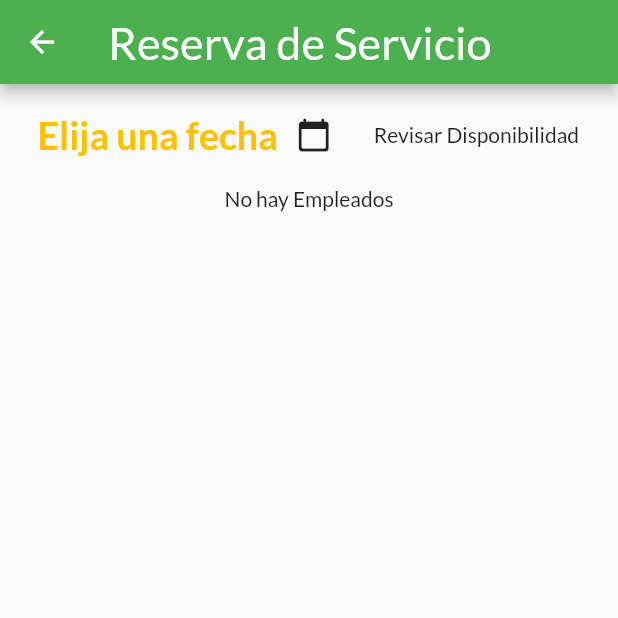
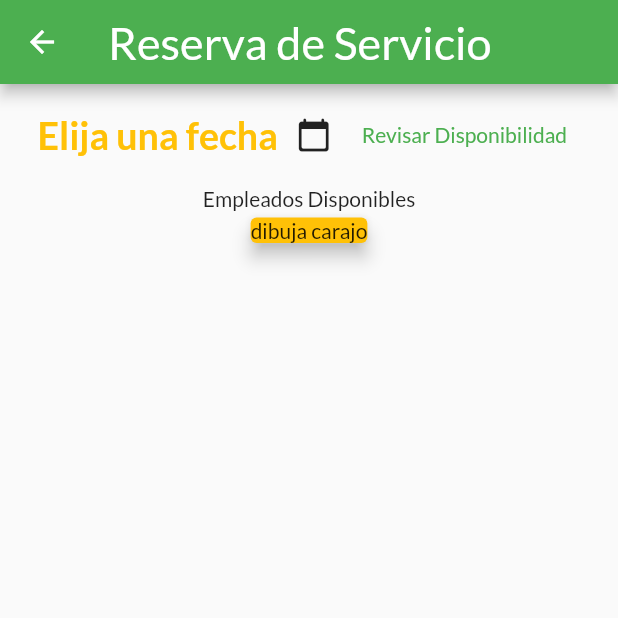
Before and after one commit to mahNugga/appcarofinal, a Flutter app: the ReservaScreen screen opened by its route, on a phone screen of 412 x 824 dp, the top half of it. Run offline on Flutter 3.47's test engine with Material 2 defaults, Android fonts, the phone set to English and light mode, and no system bars; missing offline and left inert: dart:html; network calls fail.

Commit message:
button error

```diff
--- a/lib/pantallas/reserva_screen.dart
+++ b/lib/pantallas/reserva_screen.dart
@@ -35,7 +35,9 @@ class _ReservaScreenState extends State<ReservaScreen> {
   }
 
   void _presentDatePicker() {
+    /* setState(() {
       thor = false;
+    }); */
     showDatePicker(
             context: context,
             initialDate: DateTime.now(),
@@ -52,8 +54,11 @@ class _ReservaScreenState extends State<ReservaScreen> {
   }
 
   void buscahorario() {
+    setState(() {
       thor = true;
-    Provider.of<Reservas>(context, listen: false).matchfechas(fechaneo);
+    });
+    empleadosDisp = Provider.of<Reservas>(context, listen: false)
+        .matchfechas(fechaneo) as List;
   }
 
   void presentaEmp() {}
@@ -85,7 +90,7 @@ class _ReservaScreenState extends State<ReservaScreen> {
                   icon: Icon(Icons.calendar_today_rounded),
                 ),
                 Container(
-                  child: FlatButton(
+                  child: TextButton(
                     child: Text('Revisar Disponibilidad'),
                     onPressed: buscahorario,
                   ),
@@ -94,18 +99,30 @@ class _ReservaScreenState extends State<ReservaScreen> {
             ),
           ),
           Column(children: <Widget>[
-            Text(thor ? 'Empleados Disponibles' : "No hay Empleados"),
-            /* ListView.builder(
+            Text('Empleados Disponibles'), //: Text("No hay Empleados"),
+            Card(
+              elevation: 5,
+              color: Colors.amber,
+              child: Text('dibuja carajo'),
+            ),
+            /*  Expanded(
+              child: SizedBox(
+                height: 300,
+                width: double.infinity,
+                /* child: ListView.builder(
+                  scrollDirection: Axis.vertical,
                   itemCount: empleadosDisp.length,
                   itemBuilder: (context, index) => Card(
                     elevation: 5,
-                  child: ListTile(
+                    /* child: ListTile(
                       leading: CircleAvatar(
                         backgroundColor: Colors.green,
                         child: Text('$index'),
                       ),
-                    title: Text(empleadosDisp[index]['']),
+                      //title: Text(empleadosDisp[index]['']),
+                    ), */
                   ),
+                ), */
               ),
             ), */
           ]),
--- a/lib/pantallas/servicio_detalle_screen.dart
+++ b/lib/pantallas/servicio_detalle_screen.dart
@@ -14,12 +14,15 @@ class ServicioDetalleScreen extends StatelessWidget {
   static const routeName = '/servicio-detalle';
   @override
   Widget build(BuildContext context) {
+    print('que paso');
     final servicioid = ModalRoute.of(context)!.settings.arguments as String;
     //... all
     final loadedServicio = Provider.of<Servicios>(
       context,
       listen: false,
     ).findById(servicioid);
+    print('secuencia');
+    print(servicioid);
     return Scaffold(
       appBar: AppBar(
         title: Text(loadedServicio.nombre),
--- a/lib/providers/servicio.dart
+++ b/lib/providers/servicio.dart
@@ -1,7 +1,7 @@
 import 'package:flutter/foundation.dart';
 
 class Servicio with ChangeNotifier {
-  String id;
+  final String id;
   final String nombre;
   final String descripcion;
   final String hora;
--- a/lib/widgets/servicios_grid.dart
+++ b/lib/widgets/servicios_grid.dart
@@ -14,7 +14,7 @@ class ServiciosGrid extends StatelessWidget {
   Widget build(BuildContext context) {
     final serviciosData = Provider.of<Servicios>(context);
     final servicios =
-        showFavs ? serviciosData.favoriteItems : serviciosData.items;
+        showFavs ? serviciosData.favoriteItems : serviciosData.dbitems;
     print('elcontenido');
     print(servicios);
     return GridView.builder(
```
Also changed, not shown: lib/pantallas/servicios_over_screen.dart (+23 -1 lines), lib/providers/servicios.dart (+79 -9 lines), lib/widgets/empleado_single.dart (added, +14 -0 lines), lib/widgets/servicio_item.dart (+6 -6 lines). Lines whose indentation alone changed are shown as unchanged.
